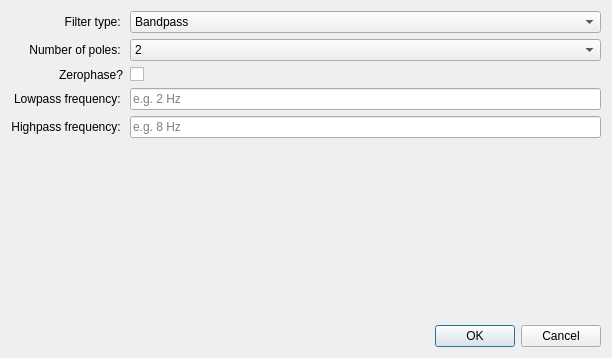
Above: ui_files/default_filter_dialogue.ui from faquirsun/pysplit before the change. Below: the same form after it.
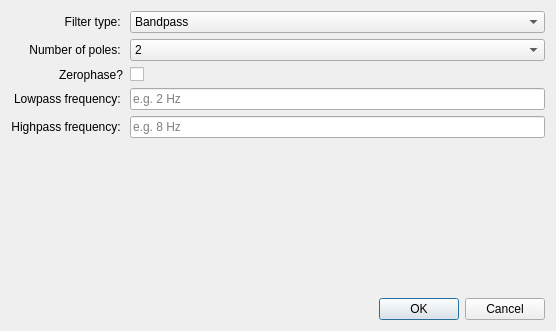
That is the form after the change.

Commit message: Adjusted default filter dialogue layout

Diff of the .ui file:
```diff
--- a/ui_files/default_filter_dialogue.ui
+++ b/ui_files/default_filter_dialogue.ui
@@ -6,8 +6,8 @@
    <rect>
     <x>0</x>
     <y>0</y>
-    <width>612</width>
-    <height>358</height>
+    <width>556</width>
+    <height>331</height>
    </rect>
   </property>
   <property name="windowTitle">
```
